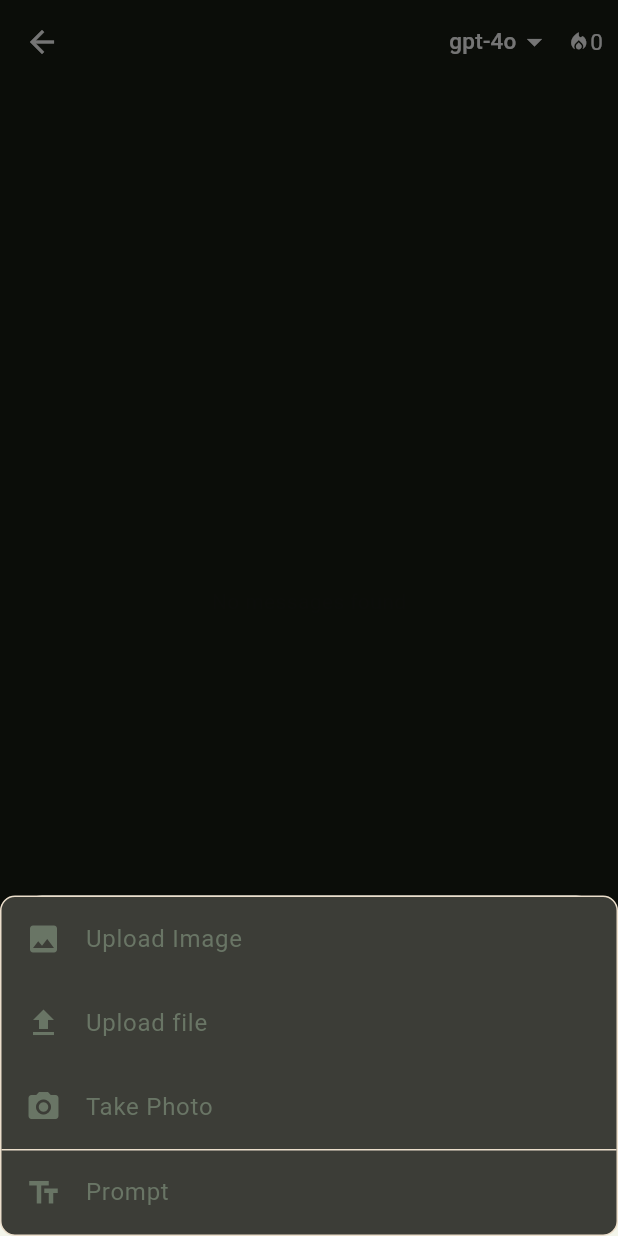
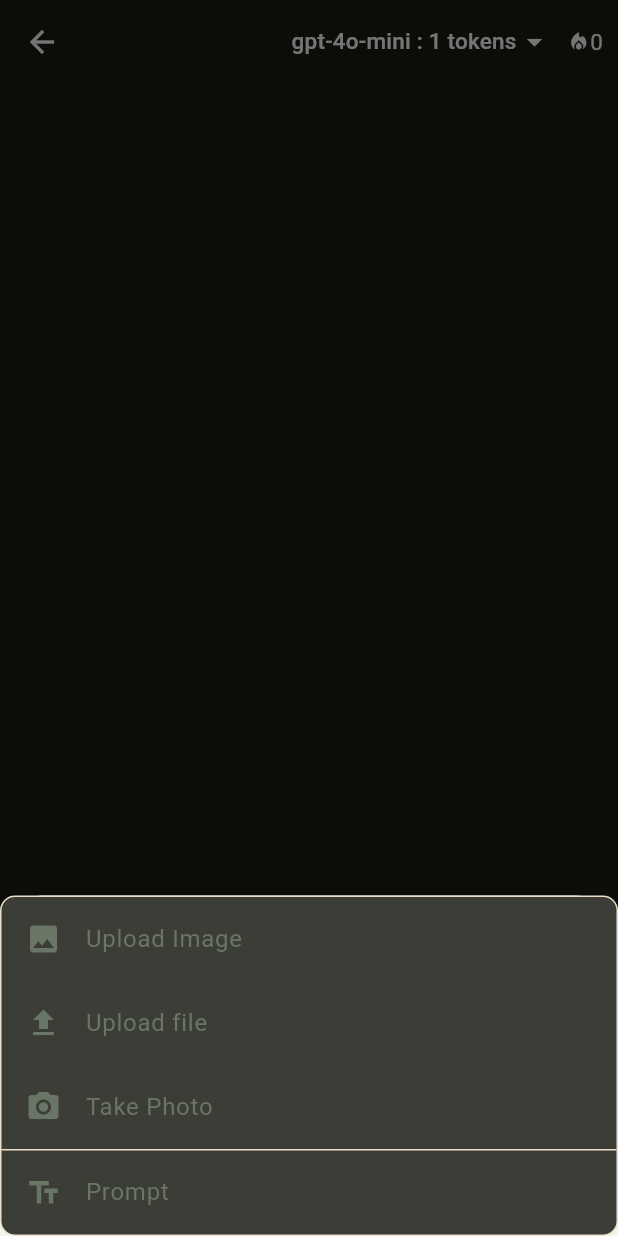
Before and after one commit to Advanced-Mobile-213/Final-project, a Flutter app: the ChatThreadView screen opened directly with empty values, after a tap on the "add box" icon, on a phone screen of 412 x 824 dp. Run offline on Flutter 3.47's test engine with Material 3 defaults, Android fonts, the phone set to English and light mode, and no system bars; our stand-ins replace dio, dropdown_button2, flutter_dotenv, flutter_markdown, font_awesome_flutter, gap and 4 more; missing offline and left inert: dart:ffi; accounts and stored records are empty; network calls fail; key blocks and very long unbroken strings in the code were emptied for the run.

Commit message:
[TIEN]: add reduce token views

```diff
--- a/lib/main.dart
+++ b/lib/main.dart
@@ -2,7 +2,7 @@ import 'package:chatbot_agents/config/api_config.dart';
 import 'package:chatbot_agents/constants/app_colors.dart';
 import 'package:chatbot_agents/di/get_it_instance.dart';
 import 'package:chatbot_agents/provider/auth_provider.dart';
-import 'package:chatbot_agents/service/conversation_service/token_service.dart';
+import 'package:chatbot_agents/service/token_service/token_service.dart';
 import 'package:chatbot_agents/utils/local/shared_preferences_util.dart';
 import 'package:chatbot_agents/utils/network/jarvis_api_client.dart';
 import 'package:chatbot_agents/service/conversation_service/conversation_service.dart';
--- a/lib/service/conversation_service/token_service.dart
+++ b/lib/service/token_service/token_service.dart
@@ -13,7 +13,7 @@ class TokenService {
           '/api/v1/tokens/usage',
         );
 
-      //print(response);
+      print(response);
 
       if (response.statusCode! <300 && response.statusCode! >= 200) {
         return response.data['availableTokens'] ?? 0;
--- a/lib/view_models/conversation_view_model.dart
+++ b/lib/view_models/conversation_view_model.dart
@@ -5,7 +5,7 @@ import 'package:chatbot_agents/models/send_message/message_model.dart';
 import 'package:chatbot_agents/models/send_message/message_response_dto.dart';
 import 'package:chatbot_agents/models/send_message/meta_data_dto/assistant_dto.dart';
 import 'package:chatbot_agents/service/conversation_service/conversation_service.dart';
-import 'package:chatbot_agents/service/conversation_service/token_service.dart';
+import 'package:chatbot_agents/service/token_service/token_service.dart';
 import 'package:flutter/material.dart';
 
 class ConversationViewModel extends ChangeNotifier {
@@ -218,7 +218,11 @@ class ConversationViewModel extends ChangeNotifier {
             content: messageResponseDto!.message
           )
         );
+
+        remainingToken = messageResponseDto!.remainingUsage;
+
       }
+
 
       //conversations = ListThreadChatModel.fromJson(response.data);
       notifyListeners();
--- a/lib/views/chat/chat_thread_view.dart
+++ b/lib/views/chat/chat_thread_view.dart
@@ -46,7 +46,8 @@ class _ChatThreadViewState extends State<ChatThreadView> {
   late final ListConversationsViewModel _listConversationsViewModel;
   // List of bots
   final List<String> bots = EnumAssisstantId.getAllAssistantIds();
-  String selectedBot = 'gpt-4o'; // Default bot
+  String selectedBot = 'gpt-4o-mini'; // Default bot
+  final List<int> costToken = [1,3,1,5,5,1];
 
   @override
   Widget build(BuildContext context) {
@@ -92,7 +93,7 @@ class _ChatThreadViewState extends State<ChatThreadView> {
               items: bots.map<DropdownMenuItem<String>>((String bot) {
                 return DropdownMenuItem<String>(
                   value: bot,
-                  child: Text(bot,
+                  child: Text('$bot : ${costToken[bots.indexOf(bot)]} tokens',
                     style: TextStyle(
                       color: Colors.white,
                       fontSize: 15,
--- a/lib/views/register/register_view.dart
+++ b/lib/views/register/register_view.dart
@@ -34,7 +34,9 @@ class _RegisterViewState extends State<RegisterView> {
   Widget build(BuildContext context) {
     return Scaffold(
       backgroundColor: AppColors.primaryBackground,
-      body: Center(
+      body: SingleChildScrollView(
+        scrollDirection: Axis.vertical,
+        child: Center(
           child: Padding(
             padding: const EdgeInsets.all(16.0),
             child: LayoutBuilder(
@@ -208,6 +210,7 @@ class _RegisterViewState extends State<RegisterView> {
             ),
           ),
         ),
+      )
     );
   }
 
```
Also changed, not shown: lib/views/login/login_view.dart (+5 -2 lines), 2 other files. Lines whose indentation alone changed are shown as unchanged.
